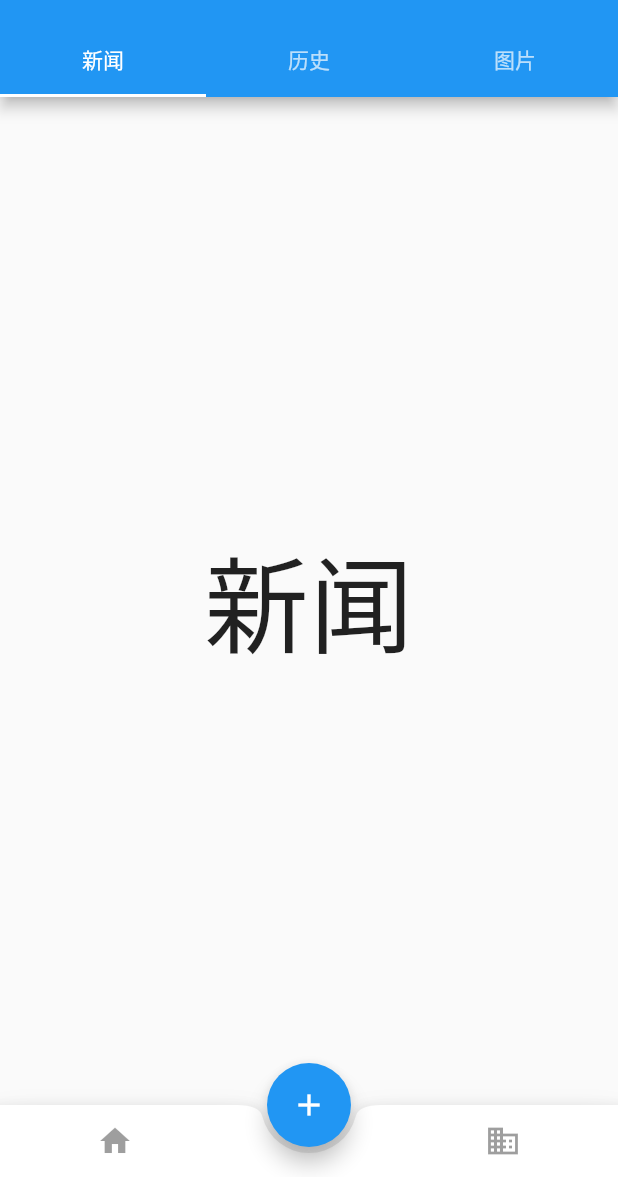
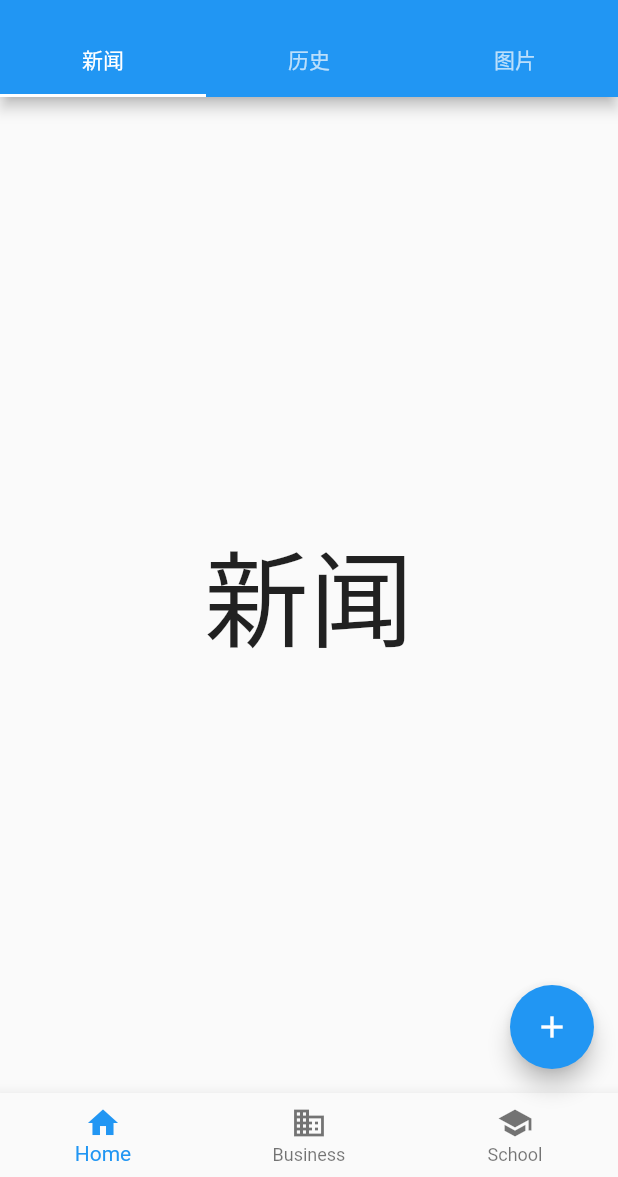
Before and after one commit to NateRobinson/flutter_starter_notes, a Flutter app: the ScaffoldRoute screen opened directly, after a tap on the "dashboard" icon, after a tap on the "share" icon, on a phone screen of 412 x 824 dp, the part 59-1236 px from its top. Run offline on Flutter 3.47's test engine with Material 2 defaults, Android fonts, the phone set to English and light mode, and no system bars.

Commit message:
fix error notice

```diff
--- a/lib/ui/MaterialContainerAbout.dart
+++ b/lib/ui/MaterialContainerAbout.dart
@@ -23,7 +23,7 @@ class ScaffoldRoute extends StatefulWidget {
 
 class _ScaffoldRouteState extends State<ScaffoldRoute>
     with SingleTickerProviderStateMixin {
-  //int _selectedIndex = 1;
+  int _selectedIndex = 1;
 
   TabController _tabController; //需要定义一个Controller
   List tabs = ["新闻", "历史", "图片"];
@@ -67,31 +67,32 @@ class _ScaffoldRouteState extends State<ScaffoldRoute>
       ),
       drawer: new MyDrawer(),
       //抽屉
-//      bottomNavigationBar: BottomNavigationBar(
-//        // 底部导航
-//        items: <BottomNavigationBarItem>[
-//          BottomNavigationBarItem(icon: Icon(Icons.home), title: Text('Home')),
-//          BottomNavigationBarItem(
-//              icon: Icon(Icons.business), title: Text('Business')),
-//          BottomNavigationBarItem(
-//              icon: Icon(Icons.school), title: Text('School')),
-//        ],
-//        currentIndex: _selectedIndex,
-//        fixedColor: Colors.blue,
-//        onTap: _onItemTapped,
+      bottomNavigationBar: BottomNavigationBar(
+        // 底部导航
+        items: <BottomNavigationBarItem>[
+          BottomNavigationBarItem(icon: Icon(Icons.home), title: Text('Home')),
+          BottomNavigationBarItem(
+              icon: Icon(Icons.business), title: Text('Business')),
+          BottomNavigationBarItem(
+              icon: Icon(Icons.school), title: Text('School')),
+        ],
+        currentIndex: _selectedIndex,
+        fixedColor: Colors.blue,
+        onTap: _onItemTapped,
+      ),
+//下面的代码可以运行，但是编译器会报红，很奇怪，希望知道的朋友给予解答
+//      bottomNavigationBar: BottomAppBar(
+//        color: Colors.white,
+//        shape: CircularNotchedRectangle(),
+//        child: Row(
+//          children: [
+//            IconButton(icon: Icon(Icons.home)), SizedBox(), //中间位置空出
+//            IconButton(icon: Icon(Icons.business)),
+//          ],
+//          mainAxisAlignment: MainAxisAlignment.spaceAround, //均分底部导航栏横向空间
+//        ),
 //      ),
-      bottomNavigationBar: BottomAppBar(
-        color: Colors.white,
-        shape: CircularNotchedRectangle(),
-        child: Row(
-          children: [
-            IconButton(icon: Icon(Icons.home)), SizedBox(), //中间位置空出
-            IconButton(icon: Icon(Icons.business)),
-          ],
-          mainAxisAlignment: MainAxisAlignment.spaceAround, //均分底部导航栏横向空间
-        ),
-      ),
-      floatingActionButtonLocation: FloatingActionButtonLocation.centerDocked,
+//    floatingActionButtonLocation: FloatingActionButtonLocation.centerDocked,
       floatingActionButton: FloatingActionButton(
           //悬浮按钮
           child: Icon(Icons.add),
@@ -109,11 +110,11 @@ class _ScaffoldRouteState extends State<ScaffoldRoute>
     );
   }
 
-//  void _onItemTapped(int index) {
-//    setState(() {
-//      _selectedIndex = index;
-//    });
-//  }
+  void _onItemTapped(int index) {
+    setState(() {
+      _selectedIndex = index;
+    });
+  }
 
   void _onAdd() {}
 }
```
